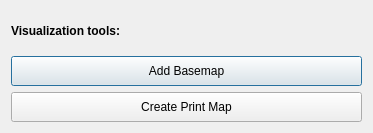
This is LDMP/gui/DlgVisualization.ui in ConservationInternational/trends.earth as Qt 5 draws it before an edit. The edited form follows.
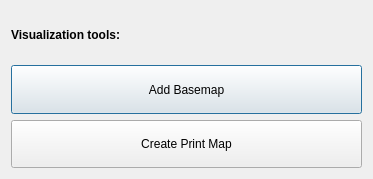
This is the edited form.

```diff
--- a/LDMP/gui/DlgVisualization.ui
+++ b/LDMP/gui/DlgVisualization.ui
@@ -10,7 +10,7 @@
     <x>0</x>
     <y>0</y>
     <width>373</width>
-    <height>133</height>
+    <height>179</height>
    </rect>
   </property>
   <property name="sizePolicy">
@@ -38,6 +38,12 @@
    </item>
    <item>
     <widget class="QPushButton" name="btn_basemap">
+     <property name="sizePolicy">
+      <sizepolicy hsizetype="Minimum" vsizetype="Minimum">
+       <horstretch>0</horstretch>
+       <verstretch>0</verstretch>
+      </sizepolicy>
+     </property>
      <property name="minimumSize">
       <size>
        <width>0</width>
@@ -51,6 +57,12 @@
    </item>
    <item>
     <widget class="QPushButton" name="btn_create_map">
+     <property name="sizePolicy">
+      <sizepolicy hsizetype="Minimum" vsizetype="Minimum">
+       <horstretch>0</horstretch>
+       <verstretch>0</verstretch>
+      </sizepolicy>
+     </property>
      <property name="minimumSize">
       <size>
        <width>0</width>
```
